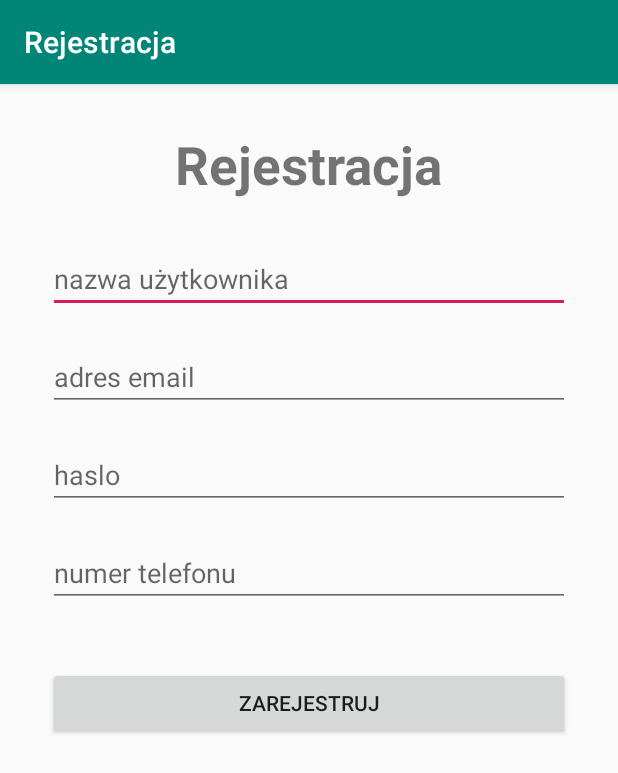
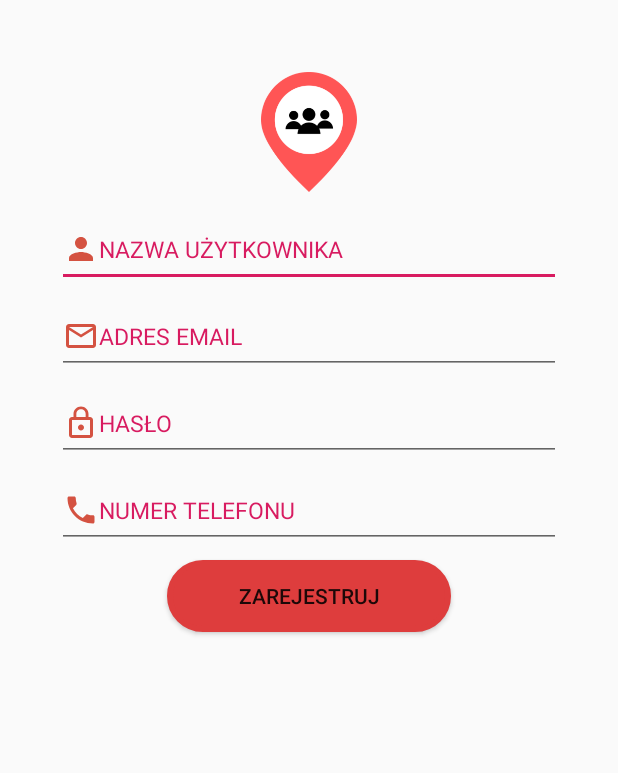
Before and after one commit to Daymos1996/RaczejPiatek, an Android app: the RegisterActivity screen opened directly, with no data from a screen before it, on a phone screen of 412 x 824 dp. Shown: the top 773 px of the screen. Run offline under Robolectric (Android 15) with nearby library versions, the phone set to English and light mode, and no system bars; our stand-ins replace Firebase (no records; nobody signed in at launch, a user with empty details on screens opened directly).

Commit message:
add SplashScreen and modify sing in and sing up look

```diff
--- a/app/src/main/java/com/example/kuba/raczejpiatek/main/MainActivity.java
+++ b/app/src/main/java/com/example/kuba/raczejpiatek/main/MainActivity.java
@@ -14,7 +14,7 @@ public class MainActivity extends AppCompatActivity {
         super.onCreate(savedInstanceState);
         setContentView(R.layout.activity_main);
 
-        Intent intent = new Intent(MainActivity.this, MapsActivity.class);
+        Intent intent = new Intent(this, MapsActivity.class);
         startActivity(intent);
     }
 
--- /dev/null
+++ b/app/src/main/res/drawable/ic_lock.xml
@@ -0,0 +1,5 @@
+<vector android:height="24dp" android:tint="#D45241"
+    android:viewportHeight="24.0" android:viewportWidth="24.0"
+    android:width="24dp" xmlns:android="http://schemas.android.com/apk/res/android">
+    <path android:fillColor="#FF000000" android:pathData="M12,17c1.1,0 2,-0.9 2,-2s-0.9,-2 -2,-2 -2,0.9 -2,2 0.9,2 2,2zM18,8h-1L17,6c0,-2.76 -2.24,-5 -5,-5S7,3.24 7,6v2L6,8c-1.1,0 -2,0.9 -2,2v10c0,1.1 0.9,2 2,2h12c1.1,0 2,-0.9 2,-2L20,10c0,-1.1 -0.9,-2 -2,-2zM8.9,6c0,-1.71 1.39,-3.1 3.1,-3.1s3.1,1.39 3.1,3.1v2L8.9,8L8.9,6zM18,20L6,20L6,10h12v10z"/>
+</vector>
--- /dev/null
+++ b/app/src/main/res/drawable/ic_mail.xml
@@ -0,0 +1,5 @@
+<vector android:height="24dp" android:tint="#D45241"
+    android:viewportHeight="24.0" android:viewportWidth="24.0"
+    android:width="24dp" xmlns:android="http://schemas.android.com/apk/res/android">
+    <path android:fillColor="#FF000000" android:pathData="M20,4L4,4c-1.1,0 -1.99,0.9 -1.99,2L2,18c0,1.1 0.9,2 2,2h16c1.1,0 2,-0.9 2,-2L22,6c0,-1.1 -0.9,-2 -2,-2zM20,18L4,18L4,8l8,5 8,-5v10zM12,11L4,6h16l-8,5z"/>
+</vector>
--- /dev/null
+++ b/app/src/main/res/drawable/ic_person_black_24dp.xml
@@ -0,0 +1,5 @@
+<vector android:height="24dp" android:tint="#D45241"
+    android:viewportHeight="24.0" android:viewportWidth="24.0"
+    android:width="24dp" xmlns:android="http://schemas.android.com/apk/res/android">
+    <path android:fillColor="#FF000000" android:pathData="M12,12c2.21,0 4,-1.79 4,-4s-1.79,-4 -4,-4 -4,1.79 -4,4 1.79,4 4,4zM12,14c-2.67,0 -8,1.34 -8,4v2h16v-2c0,-2.66 -5.33,-4 -8,-4z"/>
+</vector>
--- /dev/null
+++ b/app/src/main/res/drawable/ic_phone_black_24dp.xml
@@ -0,0 +1,5 @@
+<vector android:height="24dp" android:tint="#D45241"
+    android:viewportHeight="24.0" android:viewportWidth="24.0"
+    android:width="24dp" xmlns:android="http://schemas.android.com/apk/res/android">
+    <path android:fillColor="#FF000000" android:pathData="M6.62,10.79c1.44,2.83 3.76,5.14 6.59,6.59l2.2,-2.2c0.27,-0.27 0.67,-0.36 1.02,-0.24 1.12,0.37 2.33,0.57 3.57,0.57 0.55,0 1,0.45 1,1V20c0,0.55 -0.45,1 -1,1 -9.39,0 -17,-7.61 -17,-17 0,-0.55 0.45,-1 1,-1h3.5c0.55,0 1,0.45 1,1 0,1.25 0.2,2.45 0.57,3.57 0.11,0.35 0.03,0.74 -0.25,1.02l-2.2,2.2z"/>
+</vector>
--- /dev/null
+++ b/app/src/main/res/drawable/mybutton.xml
@@ -0,0 +1,21 @@
+<?xml version="1.0" encoding="utf-8"?>
+<shape xmlns:android="http://schemas.android.com/apk/res/android"
+    android:shape="rectangle">
+ <stroke
+        android:width="4dp"
+        android:color="#de3d3d" />
+    <solid
+        android:color="#de3d3d"/>
+
+    // The desired corner radius. reduce it to keep it less rounded
+    <corners android:radius="360dp" />
+
+    // Add your desired padding
+    <padding
+        android:left="20dp"
+        android:top="10dp"
+        android:right="20dp"
+        android:bottom="10dp"    >
+    </padding>
+
+</shape>
--- /dev/null
+++ b/app/src/main/res/drawable/splash_screen.xml
@@ -0,0 +1,13 @@
+<?xml version="1.0" encoding="utf-8"?>
+<layer-list xmlns:android="http://schemas.android.com/apk/res/android">
+    <item>
+        <color android:color="#ffffff"/>
+    </item>
+
+    <item>
+        <bitmap
+            android:gravity="center"
+            android:src="@drawable/logo2"/>
+    </item>
+
+</layer-list>
--- a/app/src/main/res/layout/activity_register.xml
+++ b/app/src/main/res/layout/activity_register.xml
@@ -1,80 +1,111 @@
 <?xml version="1.0" encoding="utf-8"?>
-<LinearLayout xmlns:android="http://schemas.android.com/apk/res/android"
+<android.support.constraint.ConstraintLayout xmlns:android="http://schemas.android.com/apk/res/android"
     xmlns:app="http://schemas.android.com/apk/res-auto"
     xmlns:tools="http://schemas.android.com/tools"
     android:layout_width="match_parent"
     android:layout_height="match_parent"
+    android:padding="30dp"
     tools:context=".register.RegisterActivity"
     android:orientation="vertical">
 
-    <TextView
-        android:layout_width="wrap_content"
-        android:layout_height="wrap_content"
-        android:layout_marginTop="30dp"
-        android:layout_gravity="center_horizontal"
-        android:layout_weight="0"
-        android:text="Rejestracja"
-        android:textSize="35sp"
-        android:textStyle="bold"
-        />
+    <ImageView
+        android:layout_width="100dp"
+        android:layout_height="100dp"
+        android:layout_marginStart="8dp"
+        android:layout_marginTop="8dp"
+        android:layout_marginEnd="8dp"
+        android:src="@drawable/logo2"
+        android:padding="10dp"
+        app:layout_constraintEnd_toEndOf="parent"
+        app:layout_constraintStart_toStartOf="parent"
+        app:layout_constraintTop_toTopOf="parent" />
+
     <EditText
         android:id="@+id/editTextNickName"
         android:layout_width="match_parent"
-        android:layout_height="wrap_content"
+        android:layout_height="49dp"
+        android:layout_marginStart="8dp"
+        android:layout_marginTop="112dp"
+        android:layout_marginEnd="8dp"
         android:layout_weight="0"
-        android:layout_marginTop="30dp"
-        android:layout_marginLeft="32dp"
-        android:layout_marginRight="32dp"
+        android:drawableLeft="@drawable/ic_person_black_24dp"
         android:ems="10"
-        android:hint="nazwa użytkownika"
-        android:inputType="textPersonName" />
+        android:hint="NAZWA UŻYTKOWNIKA"
+        android:inputType="textPersonName"
+        android:textColorHint="@color/colorAccent"
+        android:textSize="15dp"
+        app:layout_constraintEnd_toEndOf="parent"
+        app:layout_constraintStart_toStartOf="parent"
+        app:layout_constraintTop_toTopOf="parent" />
 
 
     <EditText
         android:id="@+id/editTextEmail"
         android:layout_width="match_parent"
-        android:layout_height="wrap_content"
+        android:layout_height="50dp"
+        android:layout_marginStart="8dp"
+        android:layout_marginTop="8dp"
+        android:layout_marginEnd="8dp"
         android:layout_weight="0"
-        android:layout_marginTop="20dp"
-        android:layout_marginLeft="32dp"
-        android:layout_marginRight="32dp"
-        android:hint="adres email"
+        android:drawableLeft="@drawable/ic_mail"
         android:ems="10"
-        android:inputType="textEmailAddress" />
+        android:hint="ADRES EMAIL"
+        android:inputType="textEmailAddress"
+        android:textColorHint="@color/colorAccent"
+        android:textSize="15sp"
+        app:layout_constraintEnd_toEndOf="parent"
+        app:layout_constraintStart_toStartOf="parent"
+        app:layout_constraintTop_toBottomOf="@+id/editTextNickName" />
 
     <EditText
         android:id="@+id/editTextPassword"
         android:layout_width="match_parent"
-        android:layout_height="wrap_content"
+        android:layout_height="50dp"
+        android:layout_marginStart="8dp"
+        android:layout_marginTop="8dp"
+        android:layout_marginEnd="8dp"
         android:layout_weight="0"
-        android:layout_marginTop="20dp"
-        android:layout_marginLeft="32dp"
-        android:layout_marginRight="32dp"
-        android:hint="haslo"
+        android:drawableLeft="@drawable/ic_lock"
         android:ems="10"
-        android:inputType="textPassword" />
+        android:hint="HASŁO"
+        android:inputType="textPassword"
+        android:textColorHint="@color/colorAccent"
+        android:textSize="15dp"
+        app:layout_constraintEnd_toEndOf="parent"
+        app:layout_constraintStart_toStartOf="parent"
+        app:layout_constraintTop_toBottomOf="@+id/editTextEmail" />
 
     <EditText
         android:id="@+id/editTextPhone"
         android:layout_width="match_parent"
-        android:layout_height="wrap_content"
+        android:layout_height="50dp"
+        android:layout_marginStart="8dp"
+        android:layout_marginTop="8dp"
+        android:layout_marginEnd="8dp"
         android:layout_weight="0"
-        android:layout_marginTop="20dp"
-        android:layout_marginLeft="32dp"
-        android:layout_marginRight="32dp"
-        android:hint="numer telefonu"
+        android:drawableLeft="@drawable/ic_phone_black_24dp"
         android:ems="10"
-        android:inputType="phone" />
+        android:hint="NUMER TELEFONU"
+        android:inputType="phone"
+        android:textColorHint="@color/colorAccent"
+        android:textSize="15dp"
+        app:layout_constraintEnd_toEndOf="parent"
+        app:layout_constraintStart_toStartOf="parent"
+        app:layout_constraintTop_toBottomOf="@+id/editTextPassword" />
 
     <Button
         android:id="@+id/buttonRegister"
-        android:layout_width="match_parent"
+        android:layout_width="189dp"
         android:layout_height="wrap_content"
+        android:layout_marginStart="8dp"
+        android:layout_marginTop="8dp"
+        android:layout_marginEnd="8dp"
         android:layout_weight="0"
-        android:layout_marginTop="40dp"
-        android:layout_marginLeft="32dp"
-        android:layout_marginRight="32dp"
-        android:text="Zarejestruj" />
+        android:background="@drawable/mybutton"
+        android:text="Zarejestruj"
+        app:layout_constraintEnd_toEndOf="parent"
+        app:layout_constraintStart_toStartOf="parent"
+        app:layout_constraintTop_toBottomOf="@+id/editTextPhone" />
 
 
-</LinearLayout>
+</android.support.constraint.ConstraintLayout>
--- a/app/src/main/res/values/styles.xml
+++ b/app/src/main/res/values/styles.xml
@@ -1,11 +1,21 @@
 <resources>
 
     <!-- Base application theme. -->
-    <style name="AppTheme" parent="Theme.AppCompat.Light.DarkActionBar">
+    <style name="AppTheme" parent="Theme.AppCompat.Light.NoActionBar">
         <!-- Customize your theme here. -->
         <item name="colorPrimary">@color/colorPrimary</item>
         <item name="colorPrimaryDark">@color/colorPrimaryDark</item>
         <item name="colorAccent">@color/colorAccent</item>
     </style>
 
+    <style name="FacebookLoginButton">
+        <item name="android:background">@drawable/common_google_signin_btn_icon_dark</item>
+        <item name="android:layout_marginTop">10dp</item>
+        <item name="android:layout_marginBottom">10dp</item>
+        <item name="android:layout_gravity">center_horizontal</item>
+    </style>
+
+    <style name="SplashTheme" parent="Theme.AppCompat.Light.NoActionBar">
+        <item name="android:windowBackground">@drawable/splash_screen</item>
+    </style>
 </resources>
```
Also changed, not shown: app/src/main/AndroidManifest.xml (+13 -30 lines), app/src/main/java/com/example/kuba/raczejpiatek/splashScreen/SplashScreenActivity.java (added, +18 -0 lines), app/src/main/res/layout/activity_login.xml (+107 -29 lines), app/src/main/res/drawable/facebook_icon.png (added), app/src/main/res/drawable/logo2.png (added).
